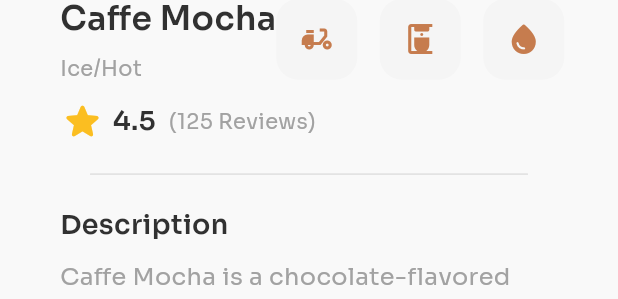
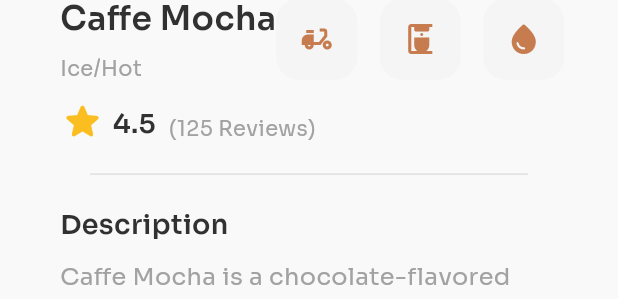
Before and after one commit to Reh4m/flutter-coffee-shop-app, a Flutter app: the ProductDetailScreen widget shown alone on an empty page, opened directly, on a phone screen of 412 x 824 dp. Shown: the part 677-976 px from the top of the screen. Run offline on Flutter 3.47's test engine with Material 3 defaults, Android fonts, the phone set to English and light mode, and no system bars; our stand-ins replace google_fonts.

Commit message:
Refactor: Extract 'ProductRatingWidget' into a separate class

```diff
--- a/lib/src/screens/product/product_detail_screen.dart
+++ b/lib/src/screens/product/product_detail_screen.dart
@@ -1,3 +1,4 @@
+import 'package:coffe_shop_app/src/screens/product/widgets/product_rating_widget.dart';
 import 'package:coffe_shop_app/src/screens/product/widgets/product_title_widget.dart';
 import 'package:coffe_shop_app/src/screens/product/widgets/top_bar_widget.dart';
 import 'package:coffe_shop_app/src/themes/light_theme.dart';
@@ -78,36 +79,7 @@ class _ProductDetailScreenState extends State<ProductDetailScreen> {
     return Container(
       margin: const EdgeInsets.only(top: 10, left: 40, right: 40),
       width: MediaQuery.of(context).size.width,
-      child: Card(
-        color: Colors.transparent,
-        margin: EdgeInsets.zero,
-        elevation: 0,
-        child: Row(
-          mainAxisAlignment: MainAxisAlignment.start,
-          crossAxisAlignment: CrossAxisAlignment.center,
-          children: [
-            Icon(Icons.star_rounded, color: Color(0xFFFBBE21), size: 30),
-            const SizedBox(width: 5),
-            Text(
-              '4.5',
-              style: const TextStyle(
-                color: LightTheme.textColor,
-                fontSize: 18,
-                fontWeight: FontWeight.w600,
-              ),
-            ),
-            const SizedBox(width: 5),
-            Text(
-              ' (125 Reviews)',
-              style: const TextStyle(
-                color: LightTheme.textLightColor,
-                fontSize: 14,
-                fontWeight: FontWeight.w400,
-              ),
-            ),
-          ],
-        ),
-      ),
+      child: ProductRatingWidget(),
     );
   }
 
--- /dev/null
+++ b/lib/src/screens/product/widgets/product_rating_widget.dart
@@ -0,0 +1,40 @@
+import 'package:coffe_shop_app/src/themes/light_theme.dart';
+import 'package:flutter/material.dart';
+
+class ProductRatingWidget extends StatelessWidget {
+  const ProductRatingWidget({super.key});
+
+  @override
+  Widget build(BuildContext context) {
+    return Card(
+      color: Colors.transparent,
+      margin: EdgeInsets.zero,
+      elevation: 0,
+      child: Row(
+        mainAxisAlignment: MainAxisAlignment.start,
+        crossAxisAlignment: CrossAxisAlignment.end,
+        children: [
+          Icon(Icons.star_rounded, color: Color(0xFFFBBE21), size: 30),
+          const SizedBox(width: 5),
+          Text(
+            '4.5',
+            style: const TextStyle(
+              color: LightTheme.textColor,
+              fontSize: 18,
+              fontWeight: FontWeight.w600,
+            ),
+          ),
+          const SizedBox(width: 5),
+          Text(
+            ' (125 Reviews)',
+            style: const TextStyle(
+              color: LightTheme.textLightColor,
+              fontSize: 14,
+              fontWeight: FontWeight.w400,
+            ),
+          ),
+        ],
+      ),
+    );
+  }
+}
```
